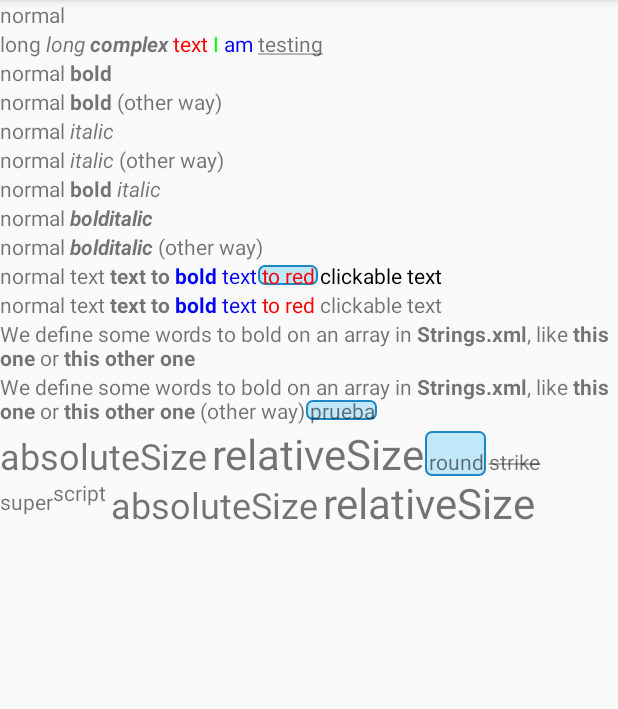
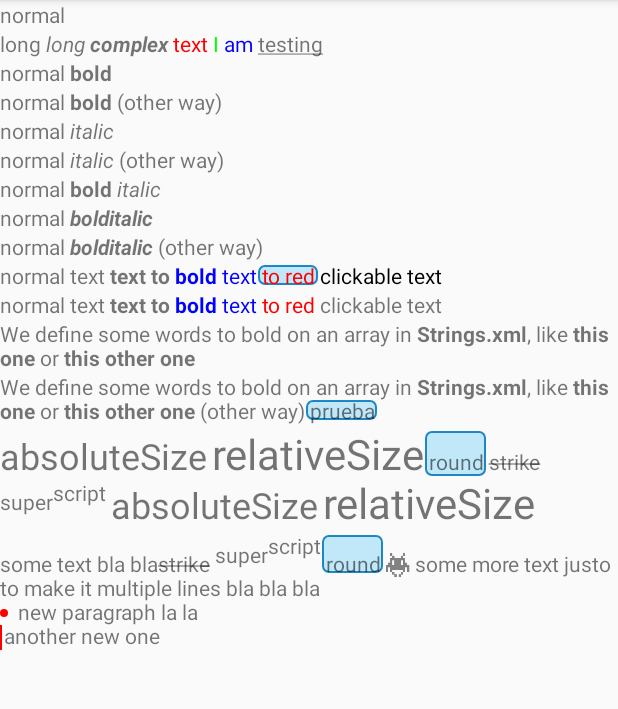
Before and after one commit to irontec/InkSpannable, an Android app: the screen it shows after launch (MainActivity), on a phone screen of 412 x 824 dp, the part 84-793 px from its top. Run offline under Robolectric (Android 15) with nearby library versions, the phone set to English and light mode, and no system bars; our stand-ins replace Timber.

Commit message:
Added quote paragraph, bullet paragraph, drawable (as resId or object)
TODO more quote options

```diff
--- a/app/src/main/java/com/inlacou/inkspannablelibraryproject/AppCtrl.kt
+++ b/app/src/main/java/com/inlacou/inkspannablelibraryproject/AppCtrl.kt
@@ -1,6 +1,7 @@
 package com.inlacou.inkspannablelibraryproject
 
 import android.app.Application
+import android.content.res.Resources
 import com.inlacou.inkspannable.InkSpannableConfig
 import timber.log.Timber
 import java.lang.ref.WeakReference
@@ -36,3 +37,6 @@ class AppCtrl : Application() {
 		}
 	}
 }
+
+fun Int.dpToPx() = (this * Resources.getSystem().displayMetrics.density).toInt()
+fun Int.pxToDp() = (this / Resources.getSystem().displayMetrics.density).toInt()
--- a/app/src/main/java/com/inlacou/inkspannablelibraryproject/MainActivity.kt
+++ b/app/src/main/java/com/inlacou/inkspannablelibraryproject/MainActivity.kt
@@ -6,10 +6,12 @@ import android.os.Build
 import androidx.appcompat.app.AppCompatActivity
 import android.os.Bundle
 import android.text.method.LinkMovementMethod
+import android.text.style.DynamicDrawableSpan
+import android.widget.EditText
 import android.widget.LinearLayout
 import android.widget.TextView
 import android.widget.Toast
-import com.inlacou.inkspannable.InkSpannableBuilder
+import com.inlacou.inkspannable.*
 import com.inlacou.inkspannable.round.RoundedBgTextView
 import timber.log.Timber
 
@@ -92,6 +94,17 @@ class MainActivity : AppCompatActivity() {
 						.relativeSizeText(2f, "relativeSize")
 						.build()
 			})
+			addView(RoundedBgTextView(context).apply {
+				text = InkSpannableBuilder("some text bla blastrike superscript round drawable some more text justo to make it multiple lines bla bla bla\nnew paragraph la la\nanother new one")
+						.roundText(textToRound = "round")
+						.strikeText(textToStrike = "strike")
+						.superScriptText(textToSuperScript = "superscript")
+						.superScriptText(textToSuperScript = "script")
+						.bulletParagraph(getColorCompat(R.color.basic_red), 10, "new paragraph")
+						.quoteParagraph(getColorCompat(R.color.basic_red), "another new")
+						.drawable(R.drawable.space_invader, 16.dpToPx(), 16.dpToPx(), "drawable")
+						.build()
+			})
 		}
 	}
 
--- /dev/null
+++ b/inkspannable/src/main/java/com/inlacou/inkspannable/ResDrawableSpan.kt
@@ -0,0 +1,39 @@
+package com.inlacou.inkspannable
+
+import android.content.Context
+import android.content.res.Resources
+import android.graphics.drawable.Drawable
+import android.os.Build
+import android.text.style.DynamicDrawableSpan
+
+class ResDrawableSpan(
+		private val resId: Int,
+		private val width: Int? = null,
+		private val height: Int? = null,
+		private val alignment: Int = ALIGN_BASELINE
+): DynamicDrawableSpan() {
+
+	private fun Resources.getDrawableCompat(resId: Int): Drawable {
+		return if (Build.VERSION.SDK_INT >= Build.VERSION_CODES.M) {
+			this.getDrawable(resId, null)
+		}else{
+			this.getDrawable(resId)
+		}
+	}
+
+	override fun getVerticalAlignment(): Int {
+		return alignment
+	}
+
+	private fun Context.getDrawableCompat(resId: Int): Drawable {
+		return resources.getDrawableCompat(resId)
+	}
+
+	override fun getDrawable(): Drawable {
+		val aux = 0
+		val drawable = InkSpannableConfig.context!!.get()!!.getDrawableCompat(resId)
+		drawable.setBounds(0, aux, width ?: drawable.intrinsicWidth, aux+(height ?: drawable.intrinsicHeight))
+		return drawable
+	}
+
+}
--- a/inkspannable/src/main/java/com/inlacou/inkspannable/SpannableExtensions.kt
+++ b/inkspannable/src/main/java/com/inlacou/inkspannable/SpannableExtensions.kt
@@ -1,6 +1,8 @@
 package com.inlacou.inkspannable
 
 import android.graphics.Typeface
+import android.graphics.drawable.Drawable
+import android.os.Build
 import android.text.Annotation
 import android.text.Spannable
 import android.text.Spanned
@@ -8,6 +10,7 @@ import android.text.TextPaint
 import android.text.style.*
 import android.util.Log
 import android.view.View
+import androidx.annotation.RequiresApi
 
 fun Spannable.applyMod(modifier: TextSpanMod, from: Int = 0, to: Int = length): Spannable {
     modifier.typeface?.let { applyTypeface(it, from, to) }
@@ -19,6 +22,41 @@ fun Spannable.applyMod(modifier: TextSpanMod, from: Int = 0, to: Int = length):
     modifier.relativeSize?.let { applyRelativeSize(it, from, to) }
     modifier.absoluteSize?.let { applyAbsoluteSize(it, modifier.absoluteSizeDip ?: true, from, to) }
     modifier.strike?.let { applyStrike(it, from, to) }
+    modifier.drawable?.let {
+        if(modifier.drawableWidth!=null && modifier.drawableHeight!=null){
+            applyDynamicDrawable(it, width = modifier.drawableWidth, height = modifier.drawableHeight, from = from, to = to)
+        }else if(modifier.drawableWidth!=null){
+            applyDynamicDrawable(it, width = modifier.drawableWidth, from = from, to = to)
+        }else if(modifier.drawableHeight!=null){
+            applyDynamicDrawable(it, height = modifier.drawableHeight, from = from, to = to)
+        }else{
+            applyDynamicDrawable(it, from = from, to = to)
+        }
+    }
+    modifier.drawableResId?.let {
+        if(modifier.drawableWidth!=null && modifier.drawableHeight!=null){
+            applyDynamicDrawable(it, width = modifier.drawableWidth, height = modifier.drawableHeight, from = from, to = to)
+        }else if(modifier.drawableWidth!=null){
+            applyDynamicDrawable(it, width = modifier.drawableWidth, from = from, to = to)
+        }else if(modifier.drawableHeight!=null){
+            applyDynamicDrawable(it, height = modifier.drawableHeight, from = from, to = to)
+        }else{
+            applyDynamicDrawable(it, from = from, to = to)
+        }
+    }
+    modifier.bulletColor?.let {
+        if(modifier.bulletRadius!=null && Build.VERSION.SDK_INT>=Build.VERSION_CODES.P && modifier.bulletGap!=null){
+            applyBullet(color = it, gap = modifier.bulletGap, radius = modifier.bulletRadius, from = from, to = to)
+        }else if(modifier.bulletGap!=null){
+            applyBullet(color = it, gap = modifier.bulletGap, from = from, to = to)
+        }else if(modifier.bulletRadius!=null && Build.VERSION.SDK_INT>=Build.VERSION_CODES.P) {
+            applyBullet(color = it, radius = modifier.bulletRadius, from = from, to = to)
+        }else{
+            applyBullet(color = it, from = from, to = to)
+        }
+    }
+    modifier.quoteColor?.let { applyQuote(color = it, from = from, to = to) }
+    modifier.suggestions?.let { applySuggestions(it, from = from, to = to) }
     return this
 }
 
@@ -59,6 +97,52 @@ fun Spannable.applyAbsoluteSize(size: Int, dip: Boolean = true, from: Int = 0, t
 }
 
 /**
+ * *WARNING* only works on EditText, not on TextView
+ */
+fun Spannable.applySuggestions(list: List<String>, flags: Int = SuggestionSpan.FLAG_EASY_CORRECT, from: Int = 0, to: Int = length): Spannable {
+    setSpan(SuggestionSpan(InkSpannableConfig.context!!.get()!!, list.toTypedArray(), flags), from, to, Spanned.SPAN_EXCLUSIVE_EXCLUSIVE)
+    return this
+}
+
+fun Spannable.applyDrawableMargin(drawable: Drawable, pad: Int, from: Int = 0, to: Int = length): Spannable {
+    setSpan(DrawableMarginSpan(drawable, pad), from, to, Spanned.SPAN_EXCLUSIVE_EXCLUSIVE)
+    return this
+}
+
+fun Spannable.applyDynamicDrawable(drawable: Drawable, width: Int? = null, height: Int? = null, alignment: Int = DynamicDrawableSpan.ALIGN_BASELINE, from: Int = 0, to: Int = length): Spannable {
+    setSpan(DrawableDrawableSpan(drawable, width, height, alignment), from, to, Spanned.SPAN_EXCLUSIVE_EXCLUSIVE)
+    return this
+}
+
+fun Spannable.applyDynamicDrawable(resId: Int, width: Int? = null, height: Int? = null, alignment: Int = DynamicDrawableSpan.ALIGN_BASELINE, from: Int = 0, to: Int = length): Spannable {
+    setSpan(ResDrawableSpan(resId, width, height, alignment), from, to, Spanned.SPAN_EXCLUSIVE_EXCLUSIVE)
+    return this
+}
+
+fun Spannable.applyQuote(color: Int, from: Int = 0, to: Int = length): Spannable {
+    setSpan(QuoteSpan(color), from, to, Spanned.SPAN_EXCLUSIVE_EXCLUSIVE)
+    return this
+}
+
+@RequiresApi(Build.VERSION_CODES.P)
+fun Spannable.applyQuote(color: Int, stripeWidth: Int, gapWidth: Int, from: Int = 0, to: Int = length): Spannable {
+    setSpan(QuoteSpan(color, stripeWidth, gapWidth), from, to, Spanned.SPAN_EXCLUSIVE_EXCLUSIVE)
+    return this
+}
+
+fun Spannable.applyBullet(color: Int, gap: Int = 0, from: Int = 0, to: Int = length): Spannable {
+    Log.d("applyBullet", "gap: $gap")
+    setSpan(BulletSpan(gap, color), from, to, Spanned.SPAN_EXCLUSIVE_EXCLUSIVE)
+    return this
+}
+
+@RequiresApi(Build.VERSION_CODES.P)
+fun Spannable.applyBullet(color: Int, gap: Int = 0, radius: Int, from: Int = 0, to: Int = length): Spannable {
+    setSpan(BulletSpan(gap, color, radius), from, to, Spanned.SPAN_EXCLUSIVE_EXCLUSIVE)
+    return this
+}
+
+/**
  * @param size 1.5f would make the size increase to 150%, 0.5f would make it 50%.
  */
 fun Spannable.applyRelativeSize(size: Float, from: Int = 0, to: Int = length): Spannable {
--- a/inkspannable/src/main/java/com/inlacou/inkspannable/TextSpanMod.kt
+++ b/inkspannable/src/main/java/com/inlacou/inkspannable/TextSpanMod.kt
@@ -1,5 +1,6 @@
 package com.inlacou.inkspannable
 
+import android.graphics.drawable.Drawable
 import android.view.View
 
 data class TextSpanMod(
@@ -8,10 +9,19 @@ data class TextSpanMod(
 		val round: Boolean? = null,
 		val strike: Boolean? = null,
 		val superScript: Boolean? = null,
+		val quoteColor: Int? = null,
+		val bulletColor: Int? = null,
+		val bulletGap: Int? = null,
+		val bulletRadius: Int? = null,
 		val color: Int? = null,
 		val absoluteSize: Int? = null,
 		val absoluteSizeDip: Boolean? = null,
 		val relativeSize: Float? = null,
+		val drawable: Drawable? = null,
+		val drawableResId: Int? = null,
+		val drawableWidth: Int? = null,
+		val drawableHeight: Int? = null,
+		val suggestions: List<String>? = null,
 		val onClick: ((item: View?) -> Any)? = null
 ) {
 	enum class TextStyles {
--- a/inkspannable/src/main/java/com/inlacou/inkspannable/round/RoundedBgTextView.kt
+++ b/inkspannable/src/main/java/com/inlacou/inkspannable/round/RoundedBgTextView.kt
@@ -22,7 +22,7 @@ import androidx.core.graphics.withTranslation
 import com.inlacou.inkspannable.ExtensibleTextView
 
 /**
- * A TextView that can draw rounded background to the portions of the text. See
+ * A TextView that can drawable rounded background to the portions of the text. See
  * [TextRoundedBgHelper] for more information.
  *
  * See [TextRoundedBgAttributeReader] for supported attributes.
```
Also changed, not shown: inkspannable/src/main/java/com/inlacou/inkspannable/DrawableDrawableSpan.kt (added, +22 -0 lines), inkspannable/src/main/java/com/inlacou/inkspannable/InkSpannableBuilder.kt (+58 -12 lines), inkspannable/src/main/java/com/inlacou/inkspannable/round/TextRoundedBgAttributeReader.kt (+4 -4 lines), inkspannable/src/main/java/com/inlacou/inkspannable/round/TextRoundedBgHelper.kt (+6 -6 lines), inkspannable/src/main/java/com/inlacou/inkspannable/round/TextRoundedBgRenderer.kt (+10 -10 lines), app/src/main/res/drawable-hdpi/space_invader.png (added), app/src/main/res/drawable-mdpi/space_invader.png (added), app/src/main/res/drawable-xhdpi/space_invader.png (added), app/src/main/res/drawable-xxhdpi/space_invader.png (added), app/src/main/res/drawable-xxxhdpi/space_invader.png (added), 4 other files.
